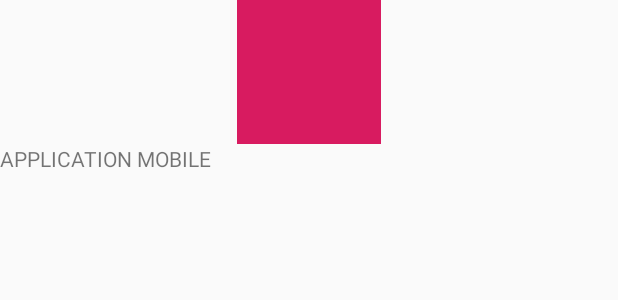
After one commit to Laurariad988/ProjetFinal, an Android app: the layout item_pokemon.xml on its own in the app's theme, with its tools: preview values and no code run, on a phone screen of 412 x 824 dp. The commit adds this screen. Shown: the top 300 px of the screen. Run offline under Robolectric (Android 15) with nearby library versions, the phone set to English and light mode, and no system bars.

Commit message:
Application mobile

```diff
--- a/app/build.gradle
+++ b/app/build.gradle
@@ -22,8 +22,8 @@ android {
 dependencies {
     implementation fileTree(dir: 'libs', include: ['*.jar'])
     implementation 'androidx.appcompat:appcompat:1.1.0'
-    implementation 'androidx.recyclerview:recyclerview:1.1.0-rc01'
-    implementation 'androidx.cardview:cardview:1.0.0'
+    //noinspection GradleCompatible
+    implementation 'com.android.support:design:28.0.0'
     implementation 'androidx.constraintlayout:constraintlayout:1.1.3'
     implementation 'com.squareup.retrofit2:retrofit:2.1.0'
     implementation 'com.squareup.retrofit2:converter-gson:2.1.0'
--- a/app/src/main/AndroidManifest.xml
+++ b/app/src/main/AndroidManifest.xml
@@ -5,6 +5,7 @@
     <uses-permission android:name="android.permission.ACCESS_COARSE_LOCATION"/>
     <uses-permission android:name="android.permission.ACCESS_FINE_LOCATION"/>
     <uses-permission android:name="android.permission.WRITE_EXTERNAL_STORAGE"/>
+    <uses-permission android:name="android.permission.INTERNET"/>
 
 
 
--- /dev/null
+++ b/app/src/main/res/layout/item_pokemon.xml
@@ -0,0 +1,23 @@
+<?xml version="1.0" encoding="utf-8"?>
+<LinearLayout xmlns:android="http://schemas.android.com/apk/res/android"
+    android:orientation="vertical"
+    android:layout_width="match_parent"
+    android:layout_height="wrap_content">
+
+
+    <ImageView
+        android:id="@+id/photoImageView"
+        android:layout_width="96dp"
+        android:layout_height="96dp"
+        android:background="@color/colorAccent"
+        android:layout_gravity="center_horizontal"/>
+
+    <TextView
+        android:id="@+id/nombreTextView"
+        android:layout_width="match_parent"
+        android:layout_height="wrap_content"
+        android:text="Application Mobile"
+        android:layout_gravity="center_horizontal"
+        android:textAllCaps="true"/>
+
+</LinearLayout>
```
Also changed, not shown: app/src/main/java/com/example/projertfinall/FavoritesFragment.java (+48 -48 lines), app/src/main/res/layout/fragment_favorites.xml (+7 -8 lines), app/src/main/java/com/example/projertfinall/MyAdapter.java (deleted).
